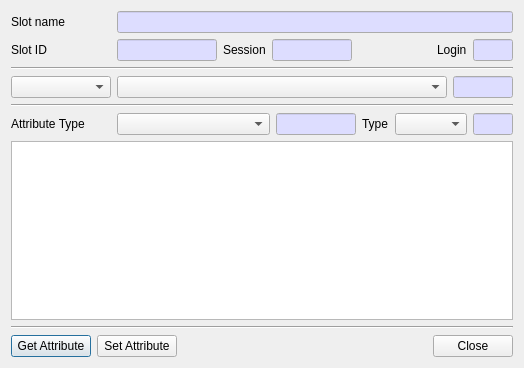
Above: CryptokiMan/edit_attribute_dlg.ui from jykim74/CryptokiMan before the change. Below: the same form after it.
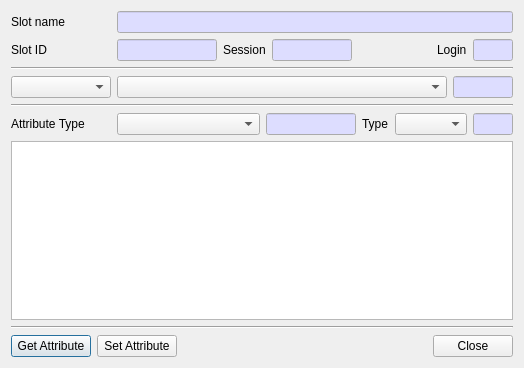
That is the form after the change.

```diff
--- a/CryptokiMan/edit_attribute_dlg.ui
+++ b/CryptokiMan/edit_attribute_dlg.ui
@@ -478,13 +478,13 @@
       <widget class="QLineEdit" name="mAttributeText">
        <property name="minimumSize">
         <size>
-         <width>80</width>
+         <width>90</width>
          <height>0</height>
         </size>
        </property>
        <property name="maximumSize">
         <size>
-         <width>80</width>
+         <width>90</width>
          <height>16777215</height>
         </size>
        </property>
```
